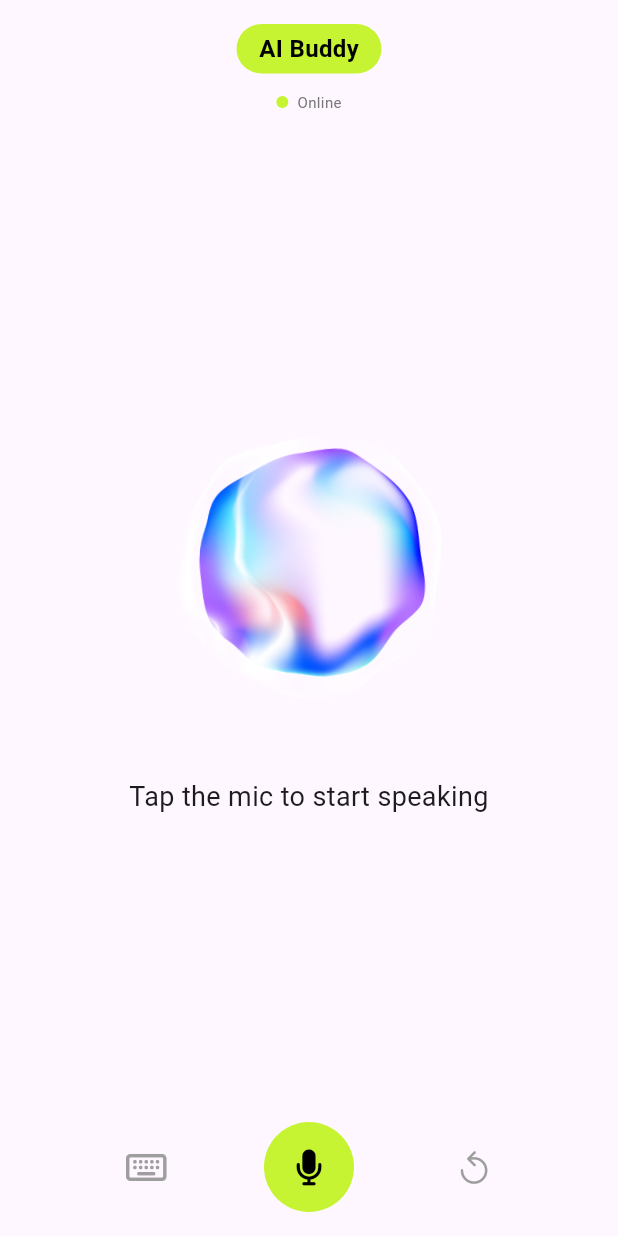
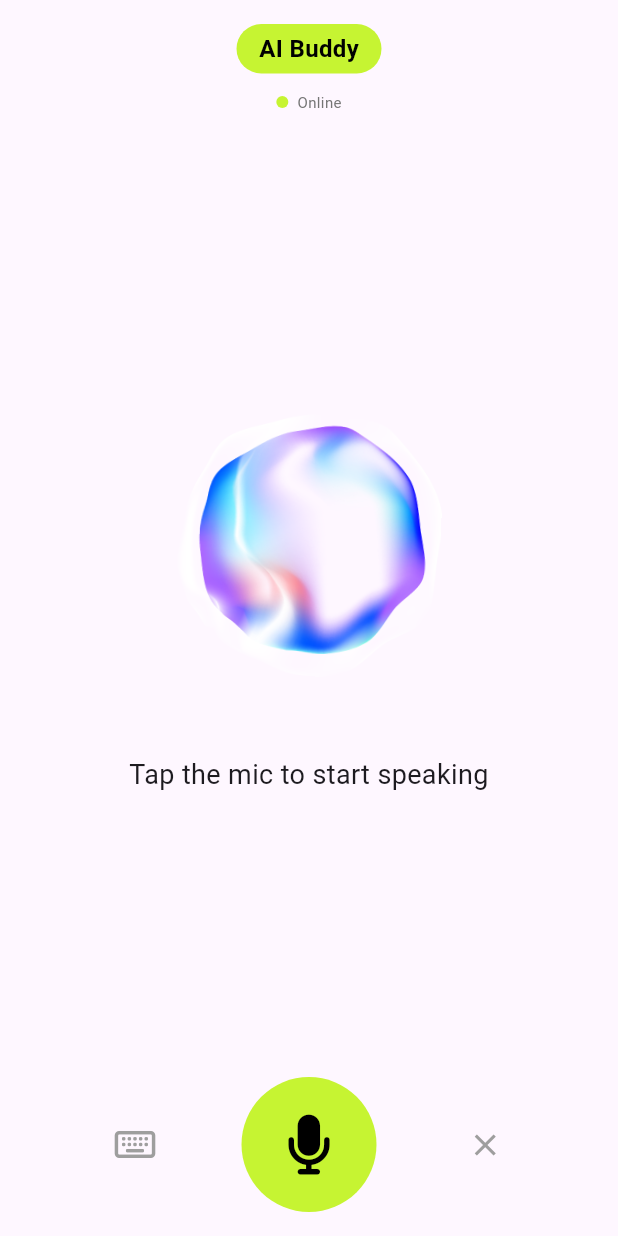
Before and after one commit to harshpatel63/Gemini-Styler-Flutter, a Flutter app: the AIBuddyScreen screen opened directly, on a phone screen of 412 x 824 dp. Run offline on Flutter 3.47's test engine with Material 3 defaults, Android fonts, the light colour scheme and no system bars; our stand-ins replace animated_text_kit, camera, cloud_firestore, firebase_auth, firebase_core, firebase_storage and 6 more; missing offline and left inert: text_gradiate; accounts and stored records are empty; statements that could not run were skipped.

Commit message:
Added close button in AI Buddy Screen

```diff
--- a/gemini_styler/lib/screens/AIBuddyScreen.dart
+++ b/gemini_styler/lib/screens/AIBuddyScreen.dart
@@ -146,21 +146,19 @@ class _AIBuddyScreenState extends State<AIBuddyScreen> with SingleTickerProvider
             onTapDown: (_) => _startListening(),
             onTapUp: (_) => _stopListening(),
             child: Container(
-              width: 60,
-              height: 60,
+              width: 90,
+              height: 90,
               decoration: BoxDecoration(
                 color: Color(0xFFC6F432),
                 shape: BoxShape.circle,
               ),
-              child: Icon(FontAwesomeIcons.microphone, color: Colors.black),
+              child: Icon(FontAwesomeIcons.microphone, color: Colors.black, size: 40,),
             ),
           ),
           IconButton(
-            icon: Icon(CupertinoIcons.restart, color: Colors.grey),
+            icon: Icon(Icons.close, color: Colors.grey),
             onPressed: () {
-              setState(() {
-                _text = 'Tap the mic to start speaking';
-              });
+              Navigator.pop(context);
             },
           ),
         ],
```
